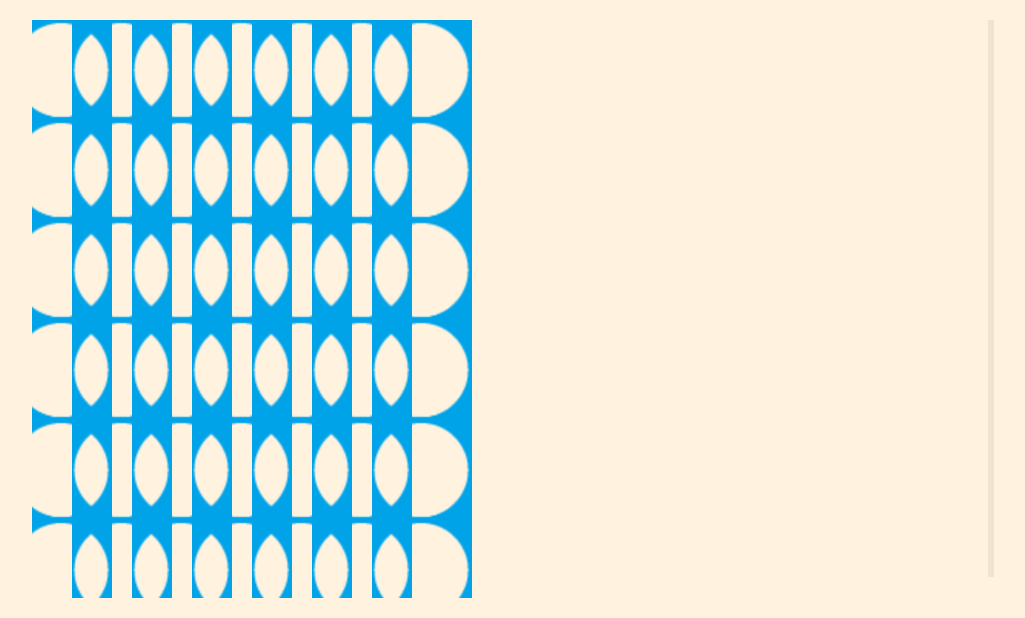
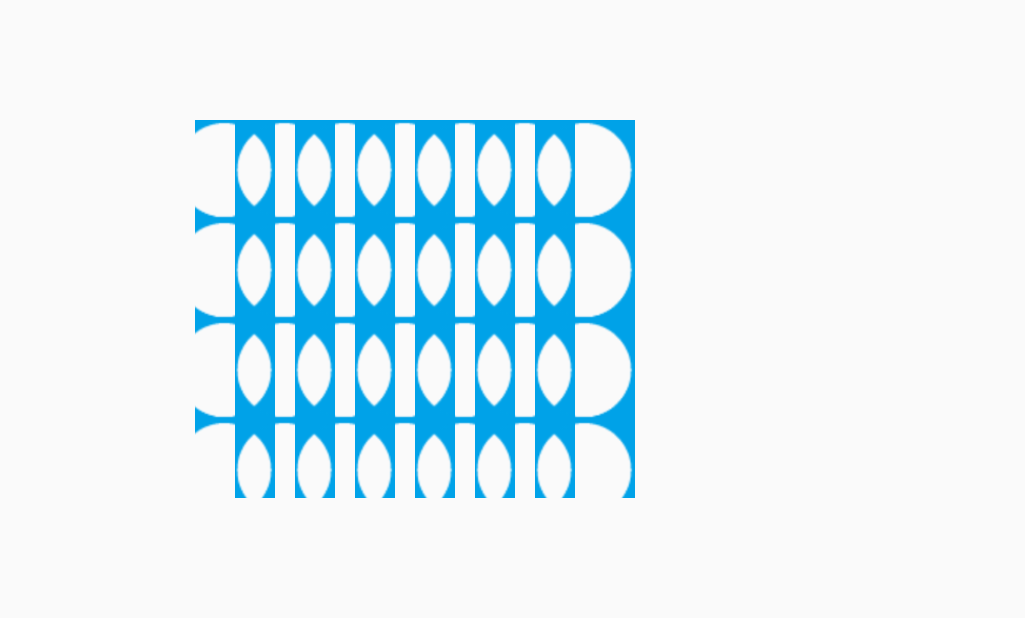
Before and after one commit to SSBB231/Connect4App, an Android app: the PlayGame screen opened directly, with no data from a screen before it, on a phone screen of 824 x 412 dp (held sideways). Shown: the whole screen, without its empty margins (105-1130 px from the left). Run offline under Robolectric (Android 15) with nearby library versions, the phone set to English and light mode, and no system bars.

Commit message:
aligned the board in playgame activity

```diff
--- a/app/src/main/res/layout/activity_play_game.xml
+++ b/app/src/main/res/layout/activity_play_game.xml
@@ -1,24 +1,24 @@
 <?xml version="1.0" encoding="utf-8"?>
-<android.support.constraint.ConstraintLayout xmlns:android="http://schemas.android.com/apk/res/android"
-    xmlns:app="http://schemas.android.com/apk/res-auto"
-    xmlns:tools="http://schemas.android.com/tools"
-    android:layout_width="match_parent"
-    android:layout_height="match_parent"
-    android:background="#fff3e0"
-    tools:context="com.example.ssbb231.connect4.MainActivity">
+    <RelativeLayout xmlns:android="http://schemas.android.com/apk/res/android"
+        xmlns:tools="http://schemas.android.com/tools"
+        android:layout_width="match_parent"
+        android:layout_height="match_parent"
 
+        tools:context="com.example.ssbb231.connect4.MainActivity">
     <GridView
+        android:paddingLeft="200dp"
+        android:paddingRight="200dp"
+        android:paddingTop="80dp"
+        android:paddingBottom="80dp"
         android:id="@+id/gridview"
-        android:layout_width="641dp"
-        android:layout_height="385dp"
+        android:layout_width="match_parent"
+        android:layout_height="match_parent"
         android:columnWidth="40dp"
         android:gravity="center"
         android:horizontalSpacing="0dp"
         android:numColumns="7"
         android:stretchMode="none"
         android:verticalSpacing="0dp"
-        app:layout_constraintRight_toRightOf="parent"
-        app:layout_constraintLeft_toLeftOf="parent"
-        app:layout_constraintTop_toTopOf="parent"
-        app:layout_constraintBottom_toBottomOf="parent"/>
-</android.support.constraint.ConstraintLayout>
+        android:layout_centerInParent="true" />
+
+</RelativeLayout>
```
